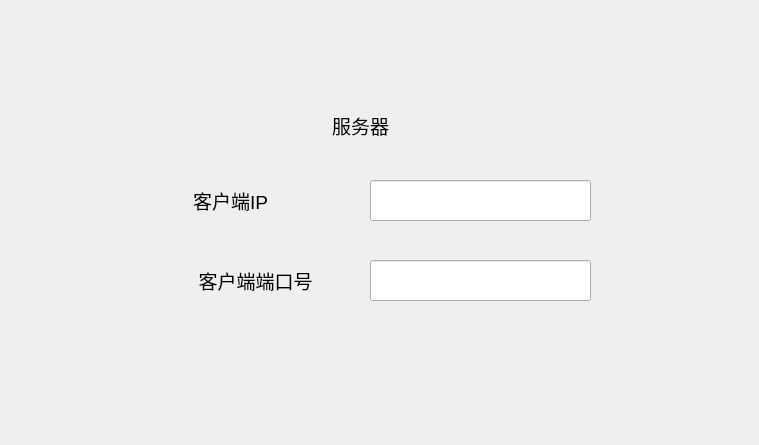
This is TCPServer/widget.ui in YunlongMiao/QT_Study as Qt 5 draws it before an edit. The edited form follows.
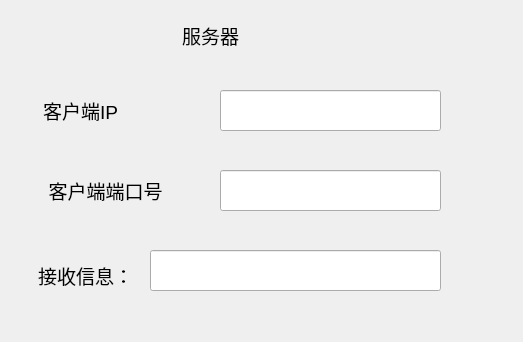
This is the edited form.

What changed in the file:
```diff
--- a/TCPServer/widget.ui
+++ b/TCPServer/widget.ui
@@ -6,8 +6,8 @@
    <rect>
     <x>0</x>
     <y>0</y>
-    <width>759</width>
-    <height>445</height>
+    <width>523</width>
+    <height>342</height>
    </rect>
   </property>
   <property name="windowTitle">
@@ -16,8 +16,8 @@
   <widget class="QLineEdit" name="Iplineedit">
    <property name="geometry">
     <rect>
-     <x>370</x>
-     <y>180</y>
+     <x>220</x>
+     <y>90</y>
      <width>221</width>
      <height>41</height>
     </rect>
@@ -26,8 +26,8 @@
   <widget class="QLineEdit" name="Portlieedit">
    <property name="geometry">
     <rect>
-     <x>370</x>
-     <y>260</y>
+     <x>220</x>
+     <y>170</y>
      <width>221</width>
      <height>41</height>
     </rect>
@@ -36,8 +36,8 @@
   <widget class="QLabel" name="label">
    <property name="geometry">
     <rect>
-     <x>310</x>
-     <y>100</y>
+     <x>160</x>
+     <y>10</y>
      <width>101</width>
      <height>51</height>
     </rect>
@@ -49,8 +49,8 @@
   <widget class="QLabel" name="label_2">
    <property name="geometry">
     <rect>
-     <x>170</x>
-     <y>180</y>
+     <x>20</x>
+     <y>90</y>
      <width>121</width>
      <height>41</height>
     </rect>
@@ -62,8 +62,8 @@
   <widget class="QLabel" name="label_3">
    <property name="geometry">
     <rect>
-     <x>170</x>
-     <y>250</y>
+     <x>20</x>
+     <y>160</y>
      <width>171</width>
      <height>61</height>
     </rect>
@@ -72,6 +72,29 @@
     <string>&lt;html&gt;&lt;head/&gt;&lt;body&gt;&lt;p align=&quot;center&quot;&gt;&lt;span style=&quot; font-size:14pt;&quot;&gt;客户端端口号&lt;/span&gt;&lt;/p&gt;&lt;/body&gt;&lt;/html&gt;</string>
    </property>
   </widget>
+  <widget class="QLineEdit" name="MainlineEdit">
+   <property name="geometry">
+    <rect>
+     <x>150</x>
+     <y>250</y>
+     <width>291</width>
+     <height>41</height>
+    </rect>
+   </property>
+  </widget>
+  <widget class="QLabel" name="label_4">
+   <property name="geometry">
+    <rect>
+     <x>20</x>
+     <y>250</y>
+     <width>131</width>
+     <height>51</height>
+    </rect>
+   </property>
+   <property name="text">
+    <string>&lt;html&gt;&lt;head/&gt;&lt;body&gt;&lt;p align=&quot;center&quot;&gt;&lt;span style=&quot; font-size:14pt;&quot;&gt;接收信息：&lt;/span&gt;&lt;/p&gt;&lt;/body&gt;&lt;/html&gt;</string>
+   </property>
+  </widget>
  </widget>
  <resources/>
  <connections/>
```
